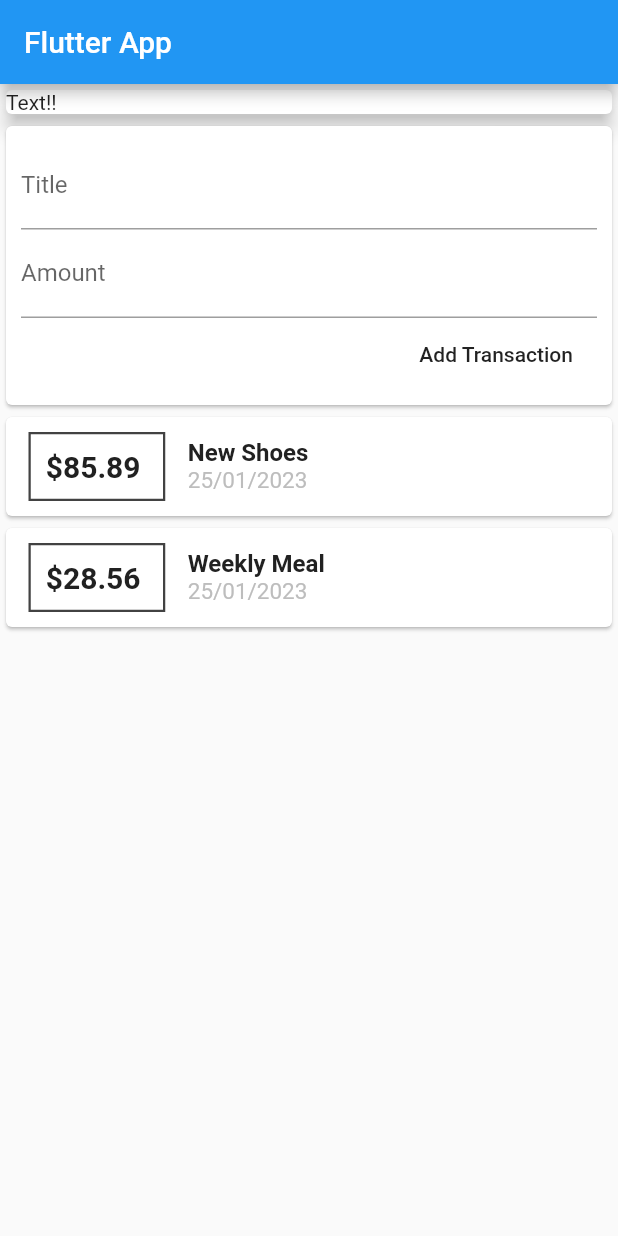
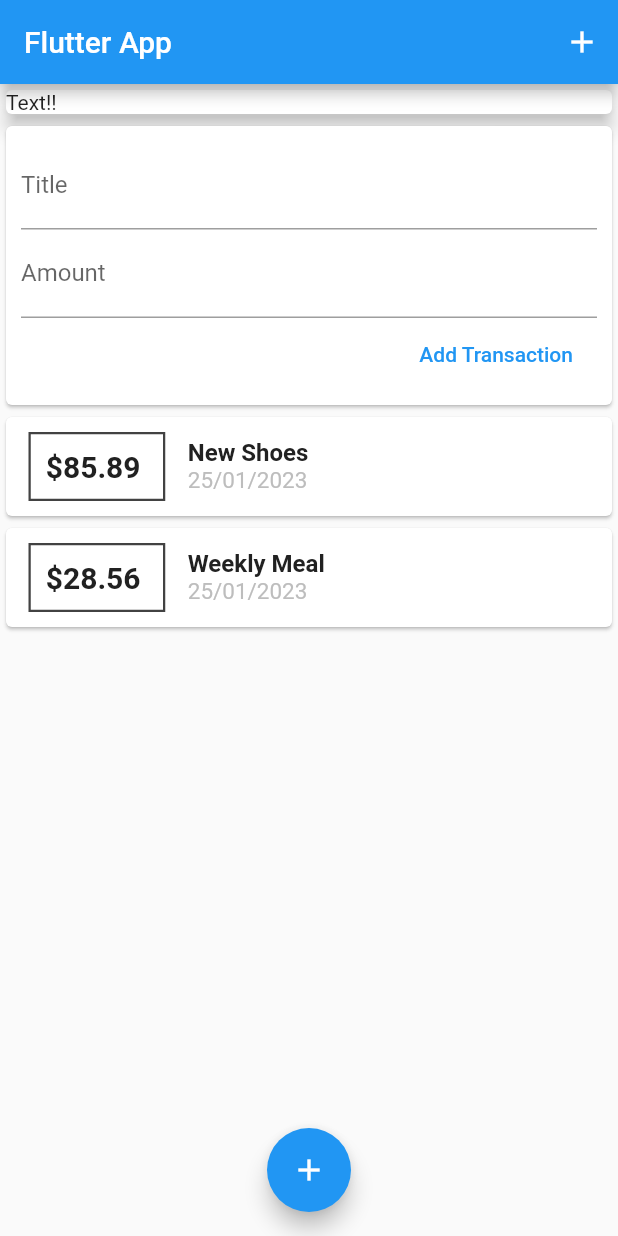
Before and after one commit to hrsd83/Flutter-Aplicacion-Gastos, a Flutter app: the screen it shows after launch, after a tap on "Add Transaction", on a phone screen of 412 x 824 dp. Run offline on Flutter 3.47's test engine with Material 2 defaults, Android fonts, the phone set to English and light mode, and no system bars.

Commit message:
Se termina el archivo new_transaction

```diff
--- a/lib/main.dart
+++ b/lib/main.dart
@@ -23,6 +23,7 @@ class MyHomePage extends StatelessWidget {
     return Scaffold(
       appBar: AppBar(
         title: const Text('Flutter App'),
+        actions: <Widget>[IconButton(onPressed: () {}, icon: Icon(Icons.add))],
       ),
       //Se utiliza el SingleChieldScrollView para el renderizado
       body: SingleChildScrollView(
@@ -41,6 +42,11 @@ class MyHomePage extends StatelessWidget {
           ],
         ),
       ),
+      floatingActionButtonLocation: FloatingActionButtonLocation.centerFloat,
+      floatingActionButton: FloatingActionButton(
+        child: Icon(Icons.add),
+        onPressed: () {},
+      ),
     );
   }
 }
--- a/lib/widgets/new_transaction.dart
+++ b/lib/widgets/new_transaction.dart
@@ -6,6 +6,17 @@ class NewTransaction extends StatelessWidget {
   final amountController = TextEditingController();
 
   NewTransaction(this.addTx);
+
+  void submitData() {
+    final enteredTitle = titleController.text;
+    final enteredAmount = double.parse(amountController.text);
+
+    if (enteredTitle.isEmpty || enteredAmount <= 0) {
+      return;
+    }
+
+    addTx(enteredTitle, enteredAmount);
+  }
 
   @override
   Widget build(BuildContext context) {
@@ -16,27 +27,21 @@ class NewTransaction extends StatelessWidget {
           crossAxisAlignment: CrossAxisAlignment.end,
           children: <Widget>[
             TextField(
-              decoration: const InputDecoration(labelText: 'Title'),
-              controller: titleController,
-              // onChanged: (value) {
-              //   titleInput = value;
-              // }
-            ),
+                decoration: const InputDecoration(labelText: 'Title'),
+                controller: titleController,
+                onSubmitted: (_) => submitData()),
 
             TextField(
-              decoration: const InputDecoration(labelText: 'Amount'),
-              controller: amountController,
-              // onChanged: (value) {
-              //   amountInput = value;
-              // }
-            ),
+                decoration: const InputDecoration(labelText: 'Amount'),
+                controller: amountController,
+                keyboardType: TextInputType.number,
+                onSubmitted: (_) => submitData()),
             //Button para agregar transaccion
             FlatButton(
-                onPressed: () {
-                  addTx(titleController.text,
-                      double.parse(amountController.text));
-                },
-                child: const Text('Add Transaction'))
+              onPressed: submitData,
+              textColor: Colors.blue,
+              child: const Text('Add Transaction'),
+            )
           ],
         ),
       ),
--- a/lib/widgets/transaction_list.dart
+++ b/lib/widgets/transaction_list.dart
@@ -6,12 +6,15 @@ import 'package:intl/intl.dart';
 class TransactionList extends StatelessWidget {
   final List<Transaction> transactions;
 
-  TransactionList(this.transactions);
+  const TransactionList(this.transactions);
 
   @override
   Widget build(BuildContext context) {
-    return Column(
-      children: transactions.map((tx) {
+    return Container(
+      height: 300,
+      // color: Colors.red,
+      child: ListView.builder(
+        itemBuilder: (ctx, index) {
           return Card(
             child: Row(
               children: <Widget>[
@@ -23,7 +26,7 @@ class TransactionList extends StatelessWidget {
                   padding: EdgeInsets.all(10),
                   child: Text(
                     //Interpolacion del monto
-                  '\$${tx.amount} ',
+                    '\$${transactions[index].amount.toStringAsFixed(2)} ',
                     style: TextStyle(
                         fontWeight: FontWeight.bold,
                         fontSize: 20,
@@ -36,7 +39,7 @@ class TransactionList extends StatelessWidget {
                   crossAxisAlignment: CrossAxisAlignment.start,
                   children: <Widget>[
                     Text(
-                    tx.title,
+                      transactions[index].title,
                       style: TextStyle(
                           color: Colors.grey.shade900,
                           fontSize: 16,
@@ -44,15 +47,18 @@ class TransactionList extends StatelessWidget {
                     ),
                     Text(
                       //Fecha
-                    DateFormat('dd/MM/yyyy').format(tx.date),
-                    style: TextStyle(color: Colors.grey.shade400, fontSize: 15),
+                      DateFormat('dd/MM/yyyy').format(transactions[index].date),
+                      style:
+                          TextStyle(color: Colors.grey.shade400, fontSize: 15),
                     )
                   ],
                 )
               ],
             ),
           );
-      }).toList(),
+        },
+        itemCount: transactions.length,
+      ),
     );
   }
 }
```
Lines whose indentation alone changed are shown as unchanged.
